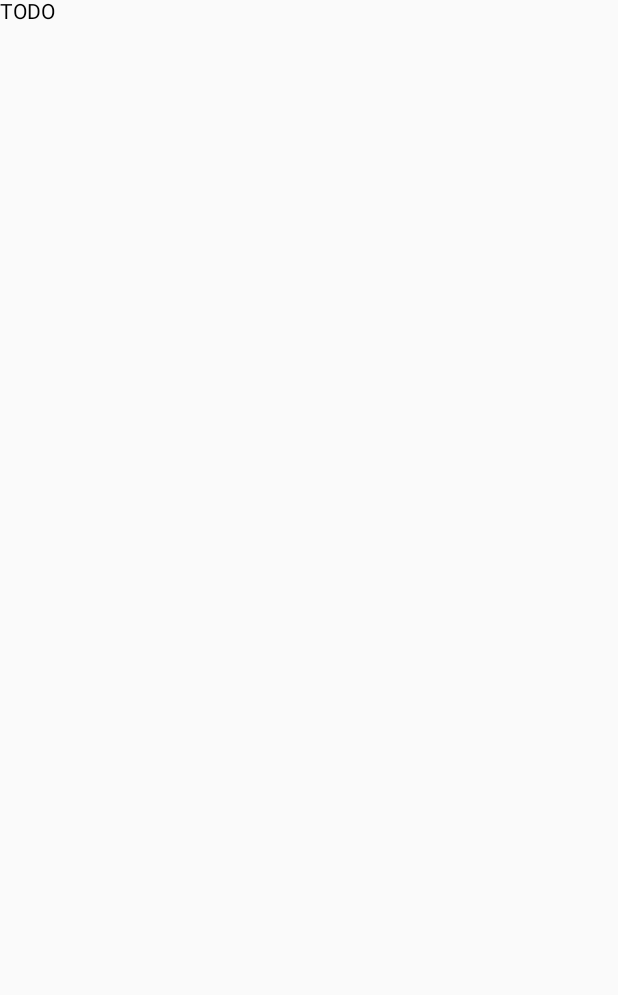
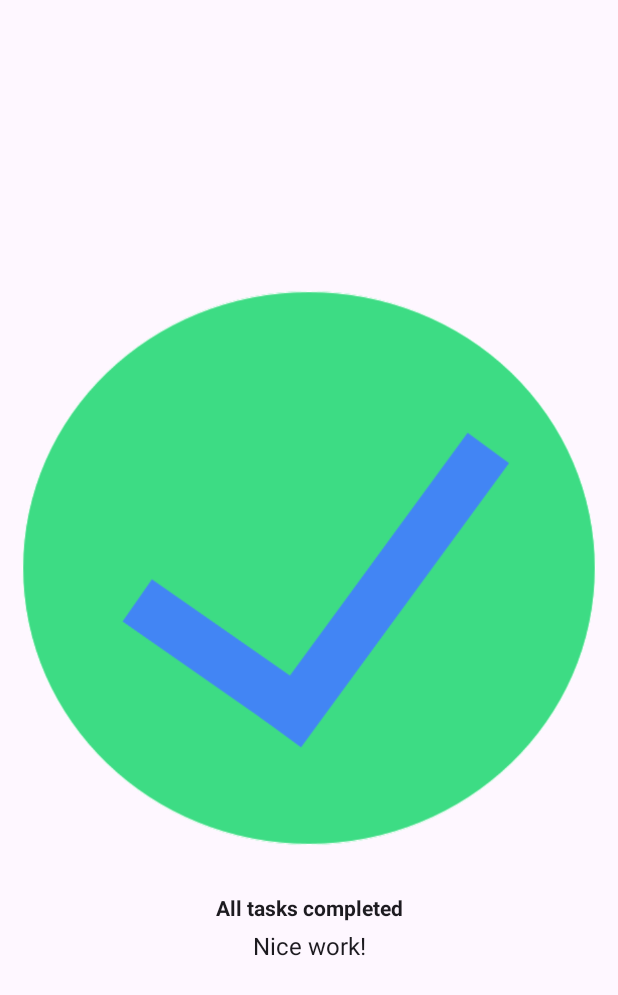
Before and after one commit to kirasok/LearningComposable, an Android app built with Jetpack Compose: a screen of MainActivity opened through its navigation route, on a phone screen of 412 x 824 dp. Before the commit the part shown is almost empty. Shown: the top 995 px of the screen. Run offline under Robolectric (Android 15) with nearby library versions, the phone set to English and light mode, and no system bars.

Commit message:
feat(task-manager): add content

```diff
--- a/app/src/main/java/io/github/kirasok/learningcomposable/MainActivity.kt
+++ b/app/src/main/java/io/github/kirasok/learningcomposable/MainActivity.kt
@@ -19,6 +19,7 @@ import androidx.compose.ui.Alignment
 import androidx.compose.ui.Modifier
 import androidx.compose.ui.modifier.modifierLocalConsumer
 import androidx.compose.ui.res.painterResource
+import androidx.compose.ui.text.font.FontWeight
 import androidx.compose.ui.text.style.TextAlign
 import androidx.compose.ui.tooling.preview.Preview
 import androidx.compose.ui.unit.dp
@@ -88,7 +89,29 @@ fun Article() {
 
 @Composable
 fun TaskManager() {
-    Text("TODO")
+    Surface(
+        modifier = Modifier.fillMaxSize(),
+        color = MaterialTheme.colorScheme.background
+    ) {
+        Column(
+            horizontalAlignment = Alignment.CenterHorizontally,
+            verticalArrangement = Arrangement.Center
+        ) {
+            Image(
+                painter = painterResource(id = R.drawable.ic_task_completed),
+                contentDescription = "Task Completed Icon"
+            )
+            Text(
+                text = "All tasks completed",
+                fontWeight = FontWeight.Bold,
+                modifier = Modifier.padding(top = 24.dp, bottom = 8.dp)
+            )
+            Text(
+                text = "Nice work!",
+                fontSize = 16.sp
+            )
+        }
+    }
 }
 
 @Composable
```
Also changed, not shown: app/src/main/res/drawable/ic_task_completed.png (added).
